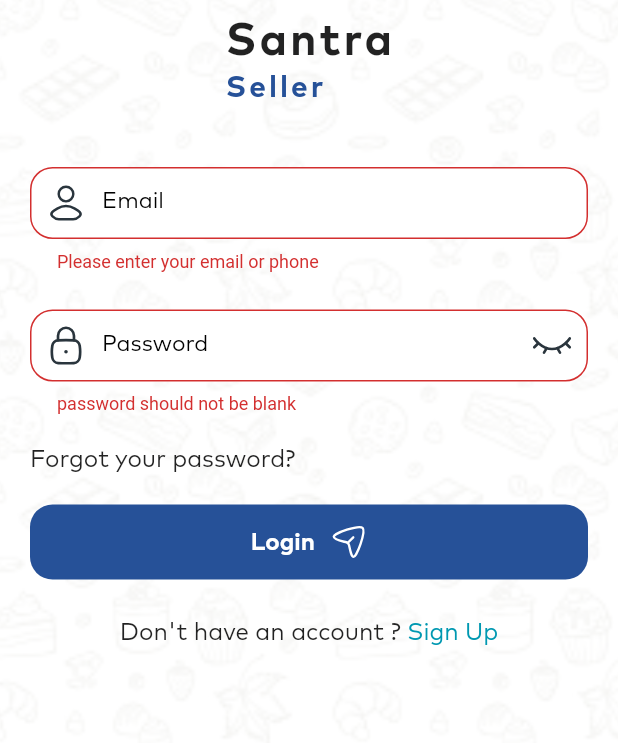
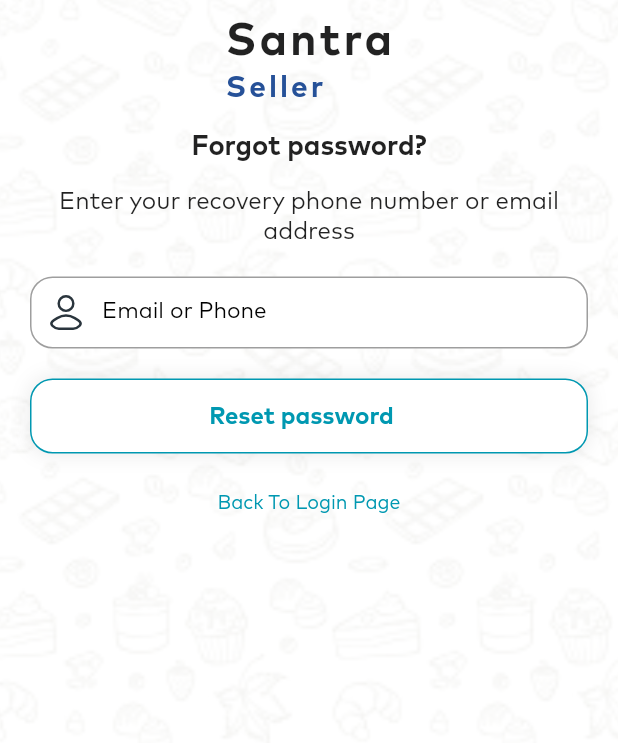
Before and after one commit to mahdibfx/santra-seller, a Flutter app: the screen it shows after launch, after a tap on "Login", after a tap on "Forgot your password?", on a phone screen of 412 x 824 dp, the part 190-933 px from its top. Run offline on Flutter 3.47's test engine with Material 2 defaults, Android fonts, the phone set to English and light mode, and no system bars; our stand-ins replace cached_network_image, date_picker_timeline, firebase_core, firebase_messaging, flutter_local_notifications, flutter_rating_bar and 6 more; accounts and stored records are empty; network calls fail; Roboto replaces fonts that are missing (Quicksand); project files that could hold a hidden picture were left out.

Commit message:
forgot password

```diff
--- /dev/null
+++ b/lib/controllers/auth_controller/forgot_password_controller.dart
@@ -0,0 +1,12 @@
+import 'package:get/get.dart';
+
+class ForgotPasswordController extends GetxController {
+  bool isLoading = true;
+  @override
+  void onInit() async {
+    isLoading = false;
+    update();
+    super.onInit();
+    update();
+  }
+}
--- a/lib/controllers/auth_controller/login_controller.dart
+++ b/lib/controllers/auth_controller/login_controller.dart
@@ -17,7 +17,7 @@ class LoginController extends GetxController {
   bool remember = false;
   bool isvisible = true;
   var roleset;
-  final form = GlobalKey<FormState>();
+
   String emailstore = "";
   String passwordstore = "";
 
@@ -74,7 +74,6 @@ class LoginController extends GetxController {
   }
 
   void loginfunction() async {
-    if (form.currentState!.validate()) {
     updateLoginLoadingStatus(true);
     update();
     try {
@@ -106,7 +105,7 @@ class LoginController extends GetxController {
           "Server Error or Please Check your internet connection",
           UIDataColors.redColor);
     }
-    }
+
     updateLoginLoadingStatus(false);
   }
 
--- /dev/null
+++ b/lib/ui/screens/auth_screen/fogot_password.dart
@@ -0,0 +1,132 @@
+import 'package:flutter_svg/flutter_svg.dart';
+import 'package:santra_seller/controllers/auth_controller/forgot_password_controller.dart';
+import 'package:santra_seller/ui/widgets/buttons/border_button.dart';
+
+import '../../../controllers/auth_controller/login_controller.dart';
+import '../../../utils/routes/app_routes.dart';
+import '../../../utils/uidata/textStyles.dart';
+import '../../widgets/buttons/material_buttons/raised_gradient_button.dart';
+import '../../widgets/scaffold/common_scaffold.dart';
+import '../../widgets/textfields/common_textfield.dart';
+import 'package:flutter/material.dart';
+import '/utils/uidata.dart';
+import 'package:get/get.dart';
+
+class forgotPassowrd extends StatelessWidget {
+  Widget bodyData(context) {
+    return GetBuilder<ForgotPasswordController>(
+      builder: (_) {
+        return SafeArea(
+          child: SingleChildScrollView(
+            child: ConstrainedBox(
+              constraints: BoxConstraints(
+                maxHeight: Get.height / 1.1,
+              ),
+              child: Form(
+                //key: _.form,
+                child: Column(
+                  children: [
+                    SpacingHeight.heightlistspacing35,
+                    SvgPicture.asset(
+                      UIDataImage.sellerLogoIconSVG,
+                      height: 90,
+                      width: 90,
+                      fit: BoxFit.fitWidth,
+                    ),
+                    SpacingHeight.heightlistspacing10,
+
+                    Column(
+                      crossAxisAlignment: CrossAxisAlignment.start,
+                      children: [
+                        Text("Santra",
+                            style: UIDataTextStyles.h1
+                                .copyWith(fontSize: 30, letterSpacing: 2)),
+                        Text("Seller",
+                            style: UIDataTextStyles.h1.copyWith(
+                                fontSize: 20,
+                                letterSpacing: 2,
+                                color: UIDataColors.secondaryColor)),
+                      ],
+                    ),
+                    SpacingHeight.heightlistspacing15,
+                    const Center(
+                      child: Text("Forgot password?",
+                          textAlign: TextAlign.center,
+                          style: UIDataTextStyles.h1),
+                    ),
+                    SpacingHeight.heightlistspacing15,
+                    const Center(
+                      child: Text(
+                          "Enter your recovery phone number or email address",
+                          textAlign: TextAlign.center,
+                          style: UIDataTextStyles.title),
+                    ),
+                    SpacingHeight.heightlistspacing15,
+                    CommonTextField(
+                      //
+                      //  controller: _.email,
+                      hintText: 'Your Email or Mobile Number',
+                      labelText: "Email or Phone",
+                      prefixIcon: UIDATAIcons.userIcon,
+                      isTextHidden: false,
+                      fillcolor: UIDataColors.whiteColor,
+                      keyboardType: TextInputType.emailAddress,
+                      validator: (val) {
+                        // bool email = _.emailRegex.hasMatch(val);
+                        if (val.isEmpty) {
+                          return "Please enter your email or phone";
+                        }
+                        // else if (!email) {
+                        //   return "Please enter valid email address";
+                        // }
+                      },
+                    ),
+
+                    SpacingHeight.heightlistspacing10,
+                    _.isLoading
+                        ? const SizedBox(
+                            child: Center(
+                            child: CircularProgressIndicator(),
+                          ))
+                        : BorderButton(
+                            btntxt: "Reset password",
+                            borderColor: UIDataColors.primaryColor,
+                            backEndColor: Colors.white,
+                            buttontxtColor: UIDataColors.primaryColor,
+                          ),
+                    // TextButton(
+                    //   onPressed: () {
+                    //     Get.updateLocale(const Locale('ar', 'AE'));
+                    //   },
+                    //   child: const Icon(Icons.add),
+                    // ),
+
+                    SpacingHeight.heightlistspacing25,
+
+                    GestureDetector(
+                        onTap: () {
+                          Get.toNamed(Routes.loginRoutes);
+                        },
+                        child: Text("Back To Login Page",
+                            style: UIDataTextStyles.subTitle
+                                .copyWith(color: UIDataColors.primaryColor))),
+                    SpacingHeight.heightlistspacing15,
+                  ],
+                ).marginOnly(left: 20.0, right: 20.0),
+              ),
+            ),
+          ),
+        );
+      },
+    );
+  }
+
+  @override
+  Widget build(BuildContext context) {
+    return CommonScaffold(
+      bodyData: bodyData(context),
+      backgroundcolor: UIDataColors.whiteColor,
+      backGroundImage: UIDataImage.backgroundImage,
+    );
+  }
+}
--- a/lib/ui/screens/auth_screen/login_screen.dart
+++ b/lib/ui/screens/auth_screen/login_screen.dart
@@ -11,6 +11,7 @@ import '/utils/uidata.dart';
 import 'package:get/get.dart';
 
 class LoginScreen extends StatelessWidget {
+  final form = GlobalKey<FormState>();
   Widget bodyData(context) {
     return GetBuilder<LoginController>(
       builder: (_) {
@@ -21,7 +22,7 @@ class LoginScreen extends StatelessWidget {
                 maxHeight: Get.height / 1.1,
               ),
               child: Form(
-                key: _.form,
+                key: form,
                 child: Column(
                   children: [
                     SpacingHeight.heightlistspacing35,
@@ -137,7 +138,9 @@ class LoginScreen extends StatelessWidget {
                               ),
                               buttontxtColor: UIDataColors.whiteColor,
                               onPressed: () {
-                                _.loginfunction();
+                                if (form.currentState!.validate()) {
+                                  _.loginfunction();
+                                }
                               },
                             ),
                     ),
--- a/lib/ui/widgets/cards/customer_review_card.dart
+++ b/lib/ui/widgets/cards/customer_review_card.dart
@@ -53,7 +53,7 @@ class CustomerReviewCard extends StatelessWidget {
                       itemCount: 5,
                       unratedColor: Colors.grey,
                       glowColor: Colors.amber,
-                      itemPadding: const EdgeInsets.symmetric(horizontal: 4.0),
+                      itemPadding: const EdgeInsets.symmetric(horizontal: 0.0),
                       itemSize: 15,
                       ratingWidget: RatingWidget(
                           full: SvgPicture.asset(UIDATAIcons.starIconFilled,
--- a/lib/ui/widgets/customer_reviews_widgets.dart/rating_overView.dart
+++ b/lib/ui/widgets/customer_reviews_widgets.dart/rating_overView.dart
@@ -27,7 +27,7 @@ class RatingOverview extends StatelessWidget {
           unratedColor: Colors.grey,
           glowColor: Colors.amber,
           itemPadding: const EdgeInsets.symmetric(horizontal: 4.0),
-          itemSize: 23,
+          itemSize: 20,
           ratingWidget: RatingWidget(
               full: SvgPicture.asset(UIDATAIcons.starIconFilled,
                   color: Colors.amber),
--- a/lib/ui/widgets/customer_reviews_widgets.dart/ratingbar_with_details.dart
+++ b/lib/ui/widgets/customer_reviews_widgets.dart/ratingbar_with_details.dart
@@ -30,8 +30,10 @@ class RatingBarWithDetails extends StatelessWidget {
           style: UIDataTextStyles.h2,
         ),
         SpacingWidth.widthlistspacing5,
-        SizedBox(
-          width: MediaQuery.of(context).size.width * 0.53,
+        Expanded(
+          flex: 3,
+          child: SizedBox(
+            // width: MediaQuery.of(context).size.width * 0.53,
             child: LinearPercentIndicator(
               barRadius: const Radius.circular(5),
               // width: 200.0,
@@ -41,11 +43,13 @@ class RatingBarWithDetails extends StatelessWidget {
               progressColor: barColor,
             ),
           ),
-        Text(
+        ),
+        Expanded(
+          child: Text(
             "$percenatageToShow%",
             style: UIDataTextStyles.h2,
           ),
-        const Spacer(),
+        ),
         Text(
           totalReviews ?? "",
           style: UIDataTextStyles.h2,
--- /dev/null
+++ b/lib/utils/bindings/auth_binding/forgot_password_bindings.dart
@@ -0,0 +1,9 @@
+import 'package:santra_seller/controllers/auth_controller/forgot_password_controller.dart';
+import 'package:get/get.dart';
+
+class FogotPassowordBinding extends Bindings {
+  @override
+  void dependencies() {
+    Get.lazyPut<ForgotPasswordController>(() => ForgotPasswordController());
+  }
+}
--- a/lib/utils/routes/app_pages.dart
+++ b/lib/utils/routes/app_pages.dart
@@ -1,5 +1,6 @@
 import 'package:get/get.dart';
 import 'package:santra_seller/models/home_model.dart';
+import 'package:santra_seller/ui/screens/auth_screen/fogot_password.dart';
 
 import 'package:santra_seller/ui/screens/cart/cart_screen.dart';
 import 'package:santra_seller/ui/screens/add_manual_order/add_manual_order.dart';
@@ -41,6 +42,7 @@ import '../../ui/screens/more_setting/more_screen.dart';
 import '../../ui/screens/order_detail/santra_order_screen.dart';
 import '../../ui/screens/product_setting/product_setting_screen.dart';
 import '../../ui/screens/splash/splash_screen.dart';
+import '../bindings/auth_binding/forgot_password_bindings.dart';
 import '../bindings/auth_binding/login_binding.dart';
 import '../bindings/auth_binding/signup_binding.dart';
 import '../bindings/customer_binding/customer_binding.dart';
@@ -64,11 +66,10 @@ class AppPages {
     ),
 
     //<-------------- Forgotpassword Page Define ------------------>
-    // GetPage(
-    //   name: Routes.forgotpasswordRoutes,
-    //   page: () => ForgetPasswordScreen(),
-    //   binding: ForgotpasswordBinding(),
-    // ),
+    GetPage(
+        name: Routes.forgotpasswordRoutes,
+        page: () => forgotPassowrd(),
+        binding: FogotPassowordBinding()),
 
     GetPage(
       name: Routes.homeRoutes,
```
Lines whose indentation alone changed are shown as unchanged.
